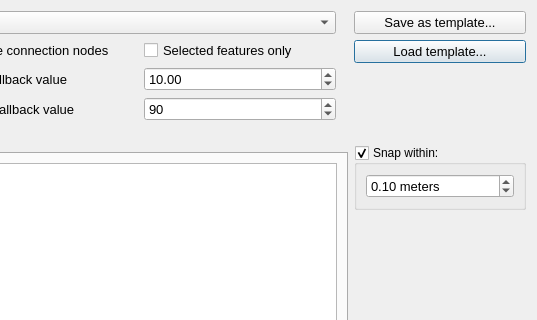
Before: the Qt Designer form threedi_schematisation_editor/custom_widgets/ui/import_structures.ui in nens/threedi-schematisation-editor, drawn with Qt 5; both pictures show x 463 to 1000 and y 0 to 320 of the 1000 by 750 pixel window.
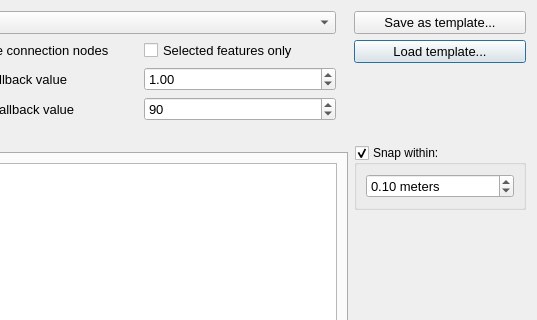
After: the same form once the commit is applied. Custom widgets are drawn as their Qt base class.

Commit message: Fixed `edit_channels` behaviour.

Patch:
```diff
--- a/threedi_schematisation_editor/custom_widgets/ui/import_structures.ui
+++ b/threedi_schematisation_editor/custom_widgets/ui/import_structures.ui
@@ -324,7 +324,7 @@
         <double>0.010000000000000</double>
        </property>
        <property name="value">
-        <double>10.000000000000000</double>
+        <double>1.000000000000000</double>
        </property>
       </widget>
      </item>
```
The commit also changes 1 other file.
